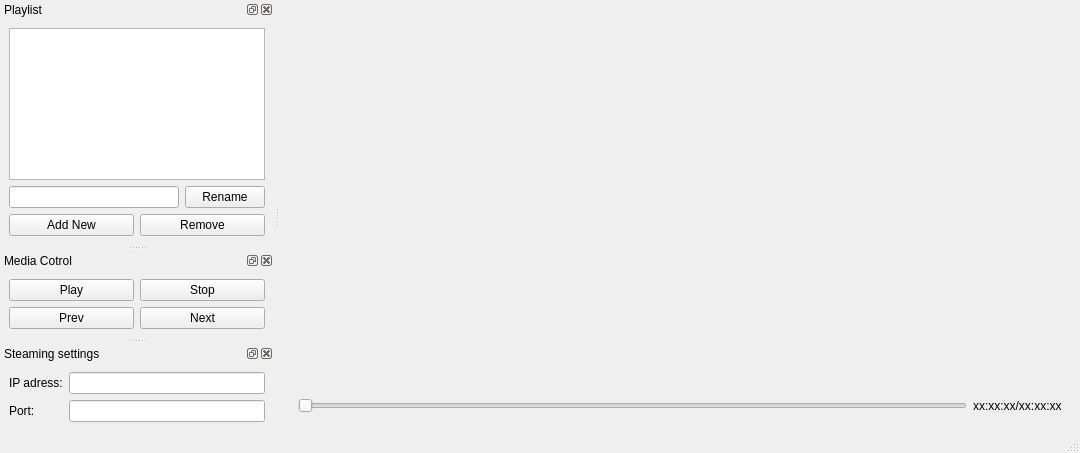
Before: the Qt Designer form main_window.ui in wiebevr/Streaming-server-LM3S6965, drawn with Qt 5.
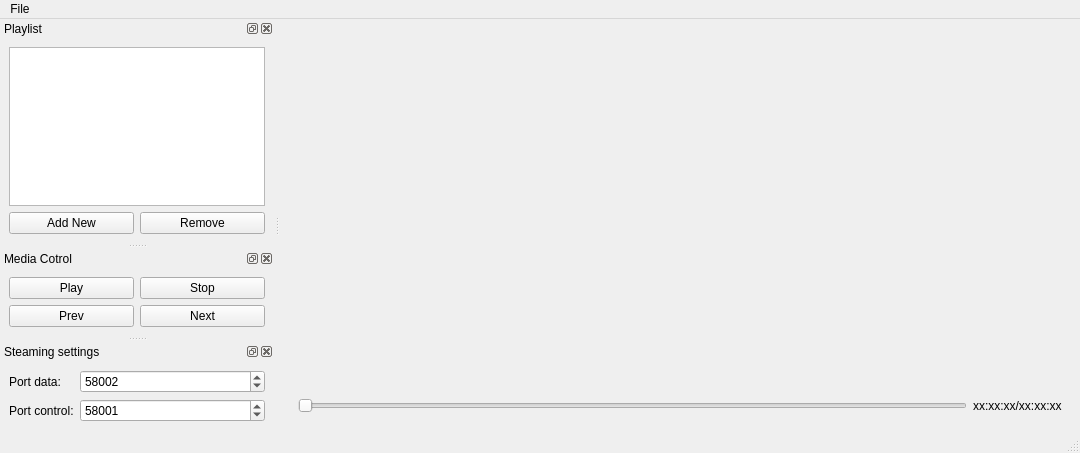
After: the same form once the commit is applied.

```diff
--- a/main_window.ui
+++ b/main_window.ui
@@ -55,6 +55,13 @@
      <height>22</height>
     </rect>
    </property>
+   <widget class="QMenu" name="menuFile">
+    <property name="title">
+     <string>File</string>
+    </property>
+    <addaction name="actionQuit"/>
+   </widget>
+   <addaction name="menuFile"/>
   </widget>
   <widget class="QStatusBar" name="statusbar"/>
   <widget class="QDockWidget" name="playlistWidget">
@@ -69,24 +76,6 @@
      <item>
       <widget class="QListView" name="playlistView"/>
      </item>
-     <item>
-      <layout class="QHBoxLayout" name="horizontalLayout_3">
-       <item>
-        <widget class="QLineEdit" name="renameBox">
-         <property name="text">
-          <string/>
-         </property>
-        </widget>
-       </item>
-       <item>
-        <widget class="QPushButton" name="renameButton">
-         <property name="text">
-          <string>Rename</string>
-         </property>
-        </widget>
-       </item>
-      </layout>
-     </item>
      <item>
       <layout class="QHBoxLayout" name="horizontalLayout">
        <item>
@@ -157,25 +146,42 @@
    </attribute>
    <widget class="QWidget" name="dockWidgetContents_4">
     <layout class="QFormLayout" name="formLayout">
-     <item row="0" column="0">
-      <widget class="QLabel" name="ipLabel">
+     <property name="fieldGrowthPolicy">
+      <enum>QFormLayout::AllNonFixedFieldsGrow</enum>
+     </property>
+     <item row="2" column="0">
+      <widget class="QLabel" name="controlPortLabel">
        <property name="text">
-        <string>IP adress:</string>
+        <string>Port control:</string>
        </property>
       </widget>
      </item>
-     <item row="0" column="1">
-      <widget class="QLineEdit" name="ipAdressBox"/>
-     </item>
      <item row="1" column="0">
       <widget class="QLabel" name="portLabel">
        <property name="text">
-        <string>Port:</string>
+        <string>Port data:</string>
+       </property>
+      </widget>
+     </item>
+     <item row="2" column="1">
+      <widget class="QSpinBox" name="controlPortBox">
+       <property name="maximum">
+        <number>65535</number>
+       </property>
+       <property name="value">
+        <number>58001</number>
        </property>
       </widget>
      </item>
      <item row="1" column="1">
-      <widget class="QLineEdit" name="portBox"/>
+      <widget class="QSpinBox" name="dataPortBox">
+       <property name="maximum">
+        <number>65535</number>
+       </property>
+       <property name="value">
+        <number>58002</number>
+       </property>
+      </widget>
      </item>
     </layout>
    </widget>
```
Left out of the diff: 7 changed lines with no effect on the pictures.
